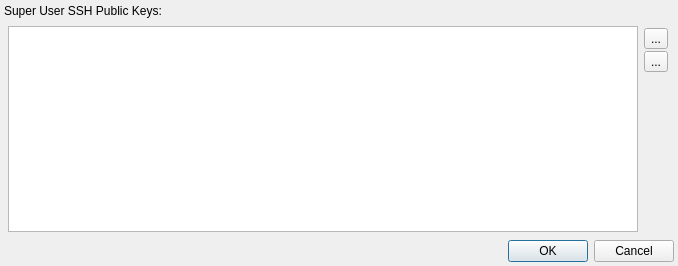
First picture: the form in src/ui/editkeys/editKeys.ui, repository andrevmatos/Librix-ThinClient, before the edit.
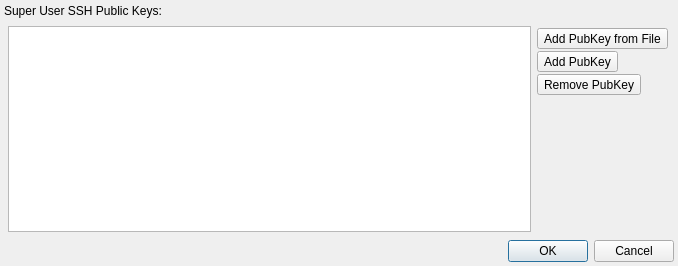
Second picture: the form after the edit. Icons and pictures are not drawn.

```diff
--- a/src/ui/editkeys/editKeys.ui
+++ b/src/ui/editkeys/editKeys.ui
@@ -58,10 +58,36 @@
          <property name="margin">
           <number>2</number>
          </property>
+         <item>
+          <widget class="QToolButton" name="openButton">
+           <property name="toolTip">
+            <string>Add PubKey from File</string>
+           </property>
+           <property name="statusTip">
+            <string>Add PubKey from File</string>
+           </property>
+           <property name="whatsThis">
+            <string>Add PubKey from File</string>
+           </property>
+           <property name="text">
+            <string>Add PubKey from File</string>
+           </property>
+           <property name="icon">
+            <iconset resource="../../../../../../../../D/Dev/Librix/thinclient/src/ui/icons/temp_icons.qrc">
+             <normaloff>:/export_icon/open.png</normaloff>:/export_icon/open.png</iconset>
+           </property>
+           <property name="iconSize">
+            <size>
+             <width>22</width>
+             <height>22</height>
+            </size>
+           </property>
+          </widget>
+         </item>
          <item>
           <widget class="QToolButton" name="addButton">
            <property name="text">
-            <string>...</string>
+            <string>Add PubKey</string>
            </property>
            <property name="icon">
             <iconset resource="../../../../../../../../D/Dev/Librix/thinclient/src/ui/icons/temp_icons.qrc">
@@ -78,7 +104,7 @@
          <item>
           <widget class="QToolButton" name="delButton">
            <property name="text">
-            <string>...</string>
+            <string>Remove PubKey</string>
            </property>
            <property name="icon">
             <iconset resource="../../../../../../../../D/Dev/Librix/thinclient/src/ui/icons/temp_icons.qrc">
```
Left out of the diff: 43 changed lines with no effect on the pictures.
